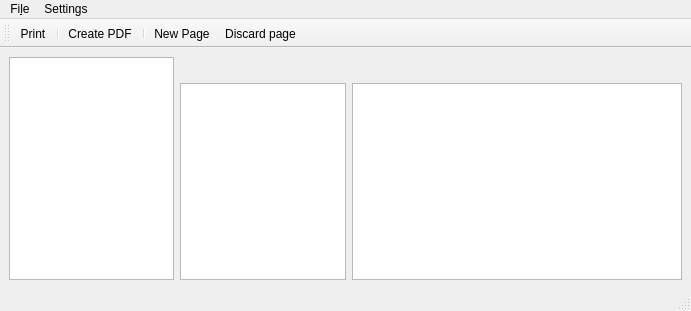
Qt form mtg_proxy_printer/resources/ui/main_window.ui (luziferius/MTGProxyPrinter) before a commit.
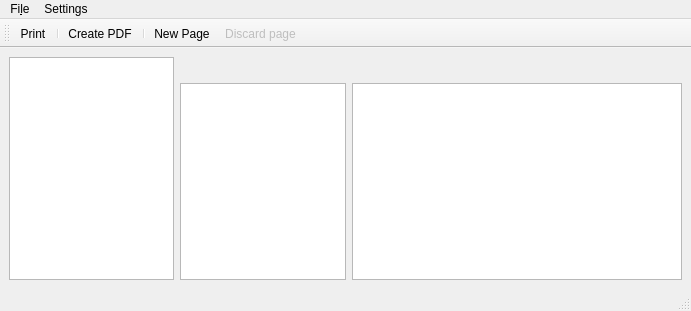
The same form after that commit. Icons and pictures are not drawn. Custom widgets are drawn as their Qt base class.

Commit message:
Document: Changed document_emptied = pyqtSignal() to document_empty = pyqtSignal(bool) and emit it when the document is emptied and filled. MainWindow: Disable the action "Discard page" by default and only enable it, if the document has pages.
FossilOrigin-Name: 4b6b1d5513dffb9cffbb87bb4044c44cf236d525a6c1518f81a6983130793d2e

What changed in the file:
```diff
--- a/mtg_proxy_printer/resources/ui/main_window.ui
+++ b/mtg_proxy_printer/resources/ui/main_window.ui
@@ -161,6 +161,9 @@
    </property>
   </action>
   <action name="action_discard_page">
+   <property name="enabled">
+    <bool>false</bool>
+   </property>
    <property name="icon">
     <iconset theme="document-close">
      <normaloff>.</normaloff>.</iconset>
```
The commit also changes 2 other files.
